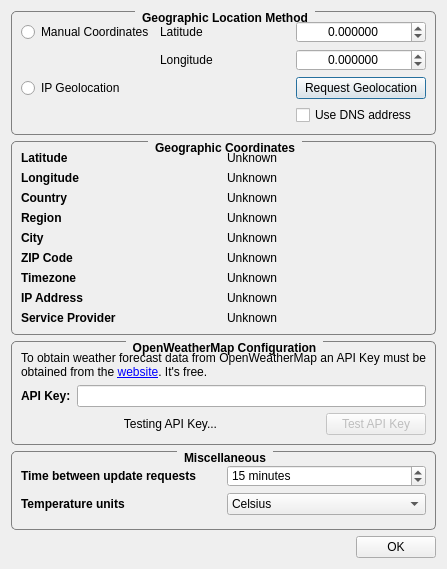
Above: ConfigurationDialog.ui from FelixdelasPozas/TrayWeather before the change. Below: the same form after it.
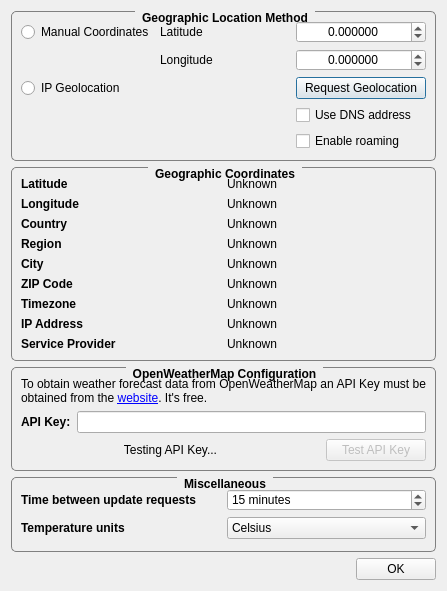
That is the form after the change. Icons and pictures are not drawn.

Commit message: Added roaming mode.

```diff
--- a/ConfigurationDialog.ui
+++ b/ConfigurationDialog.ui
@@ -7,19 +7,19 @@
     <x>0</x>
     <y>0</y>
     <width>447</width>
-    <height>569</height>
+    <height>591</height>
    </rect>
   </property>
   <property name="minimumSize">
    <size>
     <width>447</width>
-    <height>569</height>
+    <height>591</height>
    </size>
   </property>
   <property name="maximumSize">
    <size>
     <width>447</width>
-    <height>569</height>
+    <height>591</height>
    </size>
   </property>
   <property name="windowTitle">
@@ -195,6 +195,19 @@
           </property>
          </widget>
         </item>
+        <item row="4" column="2">
+         <widget class="QCheckBox" name="m_roamingCheck">
+          <property name="toolTip">
+           <string>Obtain geographical coordinates before each weather data request.</string>
+          </property>
+          <property name="statusTip">
+           <string>Obtain geographical coordinates before each weather data request.</string>
+          </property>
+          <property name="text">
+           <string>Enable roaming</string>
+          </property>
+         </widget>
+        </item>
        </layout>
       </item>
      </layout>
```
The commit also changes 11 other files.
